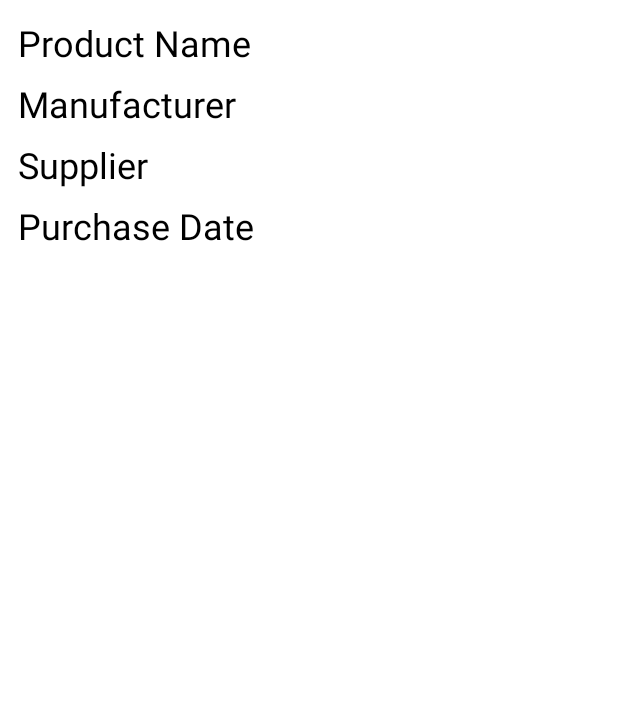
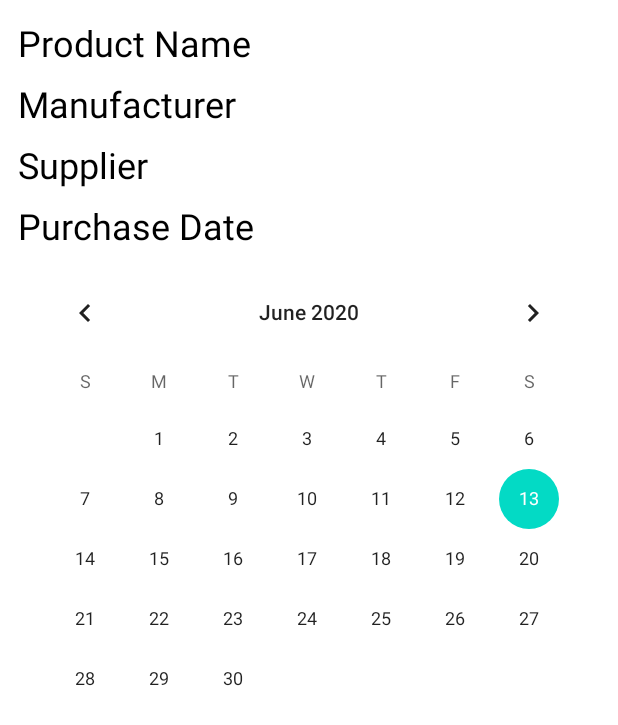
Before and after one commit to ernestkoko/SuperPro, an Android app: the layout fragment_product_details.xml on its own in the app's theme, with its tools: preview values and no code run, on a phone screen of 412 x 824 dp. Shown: the top 725 px of the screen. Run offline under Robolectric (Android 15) with nearby library versions, the phone set to English and light mode, and no system bars.

Commit message:
Displaying some of the details when an item is clicked on the recycler view

```diff
--- a/app/src/main/java/com/ernestkoko/superpro/data/ProductRepository.kt
+++ b/app/src/main/java/com/ernestkoko/superpro/data/ProductRepository.kt
@@ -18,7 +18,7 @@ class ProductRepository (private val productDao: ProductsDao){
         productDao.update(product)
     }
      //get product by id
-     fun getAProduct(key: Long): Product{
+     fun getProductById(key: Long): LiveData<Product>{
        return productDao.getProductById(key)
    }
     fun getProductByName(): LiveData<List<Product>>{
--- a/app/src/main/java/com/ernestkoko/superpro/data/ProductsDao.kt
+++ b/app/src/main/java/com/ernestkoko/superpro/data/ProductsDao.kt
@@ -20,7 +20,7 @@ interface ProductsDao {
     fun getAProduct(): Product
     //get a product by id
     @Query("SELECT * FROM products_table WHERE id = :key")
-    fun getProductById(key: Long): Product
+    fun getProductById(key: Long): LiveData<Product>
 
     //get all products by ID
     @Query("SELECT * FROM products_table ORDER BY id ASC")
--- a/app/src/main/java/com/ernestkoko/superpro/screens/product_details/ProductDetailsViewModelFactory.kt
+++ b/app/src/main/java/com/ernestkoko/superpro/screens/product_details/ProductDetailsViewModelFactory.kt
@@ -5,11 +5,12 @@ import androidx.lifecycle.ViewModel
 import androidx.lifecycle.ViewModelProvider
 import java.lang.IllegalArgumentException
 
-class ProductDetailsViewModelFactory(private val application: Application):
+class ProductDetailsViewModelFactory(private val productId: Long ,
+                                     private val application: Application):
     ViewModelProvider.Factory{
     override fun <T : ViewModel?> create(modelClass: Class<T>): T {
         if (modelClass.isAssignableFrom(ProductDetailsViewModel::class.java)){
-            return ProductDetailsViewModel(application) as T
+            return ProductDetailsViewModel(productId,application) as T
         }
         throw IllegalArgumentException("Unknown view Model class")
     }
--- a/app/src/main/res/layout/fragment_product_details.xml
+++ b/app/src/main/res/layout/fragment_product_details.xml
@@ -1,12 +1,15 @@
 <?xml version="1.0" encoding="utf-8"?>
 <layout xmlns:android="http://schemas.android.com/apk/res/android"
     xmlns:tools="http://schemas.android.com/tools">
+
     <data>
+
         <variable
             name="productDetailsViewModel"
             type="com.ernestkoko.superpro.screens.product_details.ProductDetailsViewModel" />
 
     </data>
+
     <ScrollView
         android:layout_width="match_parent"
         android:layout_height="match_parent"
@@ -16,25 +19,33 @@
         <LinearLayout
             android:layout_width="match_parent"
             android:layout_height="match_parent"
+            android:layout_margin="@dimen/margin_12dp"
             android:orientation="vertical"
-        android:layout_margin="@dimen/margin_12dp"
-        android:text="@string/hello_blank_fragment" >
+            android:text="@string/hello_blank_fragment">
+
             <com.google.android.material.textview.MaterialTextView
                 android:id="@+id/product_name_text_view"
-            android:text="Product Name"
-            style="@style/text_view_style" />
+                style="@style/text_view_style"
+                android:text="Product Name" />
+
             <com.google.android.material.textview.MaterialTextView
+                android:id="@+id/product_manu_text_view"
                 style="@style/text_view_style"
-            android:id="@+id/product_manu_text_view"
-            android:text="Manufacturer"/>
+                android:text="Manufacturer" />
+
             <com.google.android.material.textview.MaterialTextView
+                android:id="@+id/product_supplier_text_view"
                 style="@style/text_view_style"
-            android:id="@+id/supplier_text_view"
-            android:text="Supplier"/>
+                android:text="Supplier" />
+
             <com.google.android.material.textview.MaterialTextView
+                android:id="@+id/product_inventory_date"
                 style="@style/text_view_style"
-            android:id="@+id/inventory_date"
-            android:text="Purchase Date"/>
+                android:text="Purchase Date" />
+            <CalendarView
+                android:id="@+id/calendar"
+                android:layout_width="match_parent"
+                android:layout_height="wrap_content"/>
 
 
         </LinearLayout>
```
Also changed, not shown: app/src/main/java/com/ernestkoko/superpro/screens/product_details/ProductDetails.kt (+19 -1 lines), app/src/main/java/com/ernestkoko/superpro/screens/product_details/ProductDetailsViewModel.kt (+19 -1 lines), app/src/main/java/com/ernestkoko/superpro/screens/products/ProductViewModel.kt (+11 -8 lines), app/src/main/java/com/ernestkoko/superpro/screens/products/ProductsFragment.kt (+7 -3 lines). Lines whose indentation alone changed are shown as unchanged.
